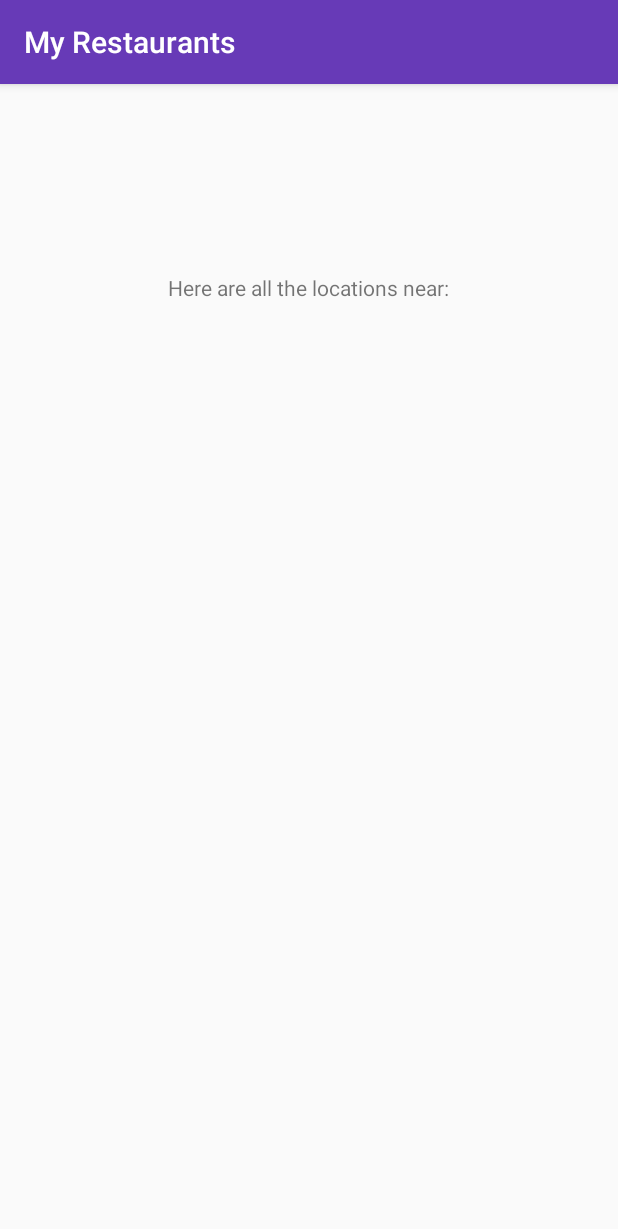
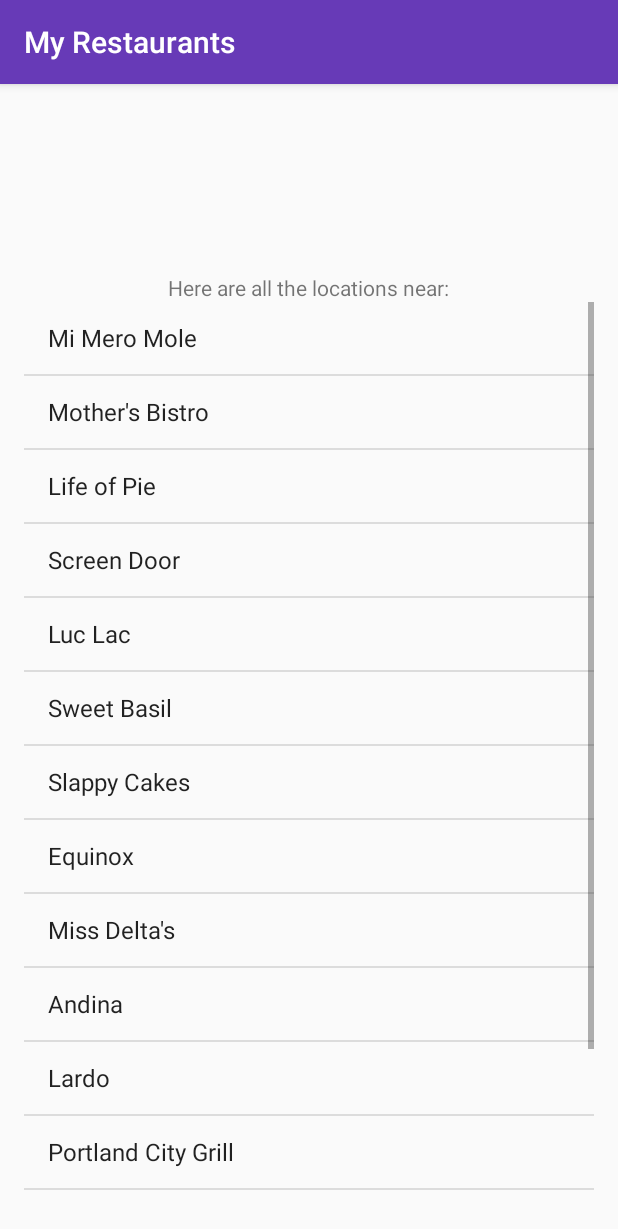
Before and after one commit to vrdlc/Android-MyRestaurants, an Android app: the screen it shows after launch (RestaurantActivity), after a tap on "FIND RESTAURAUNTS", on a phone screen of 412 x 824 dp. Shown: the top 1229 px of the screen. Run offline under Robolectric (Android 15) with nearby library versions, the phone set to English and light mode, and no system bars.

Commit message:
add list view with adapter

```diff
--- a/app/build.gradle
+++ b/app/build.gradle
@@ -26,6 +26,7 @@ repositories {
 }
 
 dependencies {
+    compile 'com.jakewharton:butterknife:7.0.1'
     compile fileTree(dir: 'libs', include: ['*.jar'])
     testCompile 'junit:junit:4.12'
     testCompile 'org.robolectric:robolectric:3.0'
--- a/app/src/main/java/com/epicodus/myrestaurants/RestaurantActivity.java
+++ b/app/src/main/java/com/epicodus/myrestaurants/RestaurantActivity.java
@@ -3,20 +3,44 @@ package com.epicodus.myrestaurants;
 import android.content.Intent;
 import android.support.v7.app.AppCompatActivity;
 import android.os.Bundle;
+import android.view.View;
+import android.widget.AdapterView;
+import android.widget.ArrayAdapter;
+import android.widget.ListView;
 import android.widget.TextView;
+import android.widget.Toast;
 
 public class RestaurantActivity extends AppCompatActivity {
+    private ListView mListView;
     private TextView mLocationTextView;
+    private String[] restaurants = new String[] {"Mi Mero Mole", "Mother's Bistro",
+            "Life of Pie", "Screen Door", "Luc Lac", "Sweet Basil",
+            "Slappy Cakes", "Equinox", "Miss Delta's", "Andina",
+            "Lardo", "Portland City Grill", "Fat Head's Brewery",
+            "Chipotle", "Subway"};
 
     @Override
     protected void onCreate(Bundle savedInstanceState) {
         super.onCreate(savedInstanceState);
         setContentView(R.layout.activity_restaurant);
 
+        mListView = (ListView) findViewById(R.id.listView);
+        ArrayAdapter adapter = new ArrayAdapter(this, android.R.layout.simple_list_item_1, restaurants);
+        mListView.setAdapter(adapter);
+
+        mListView.setOnItemClickListener(new AdapterView.OnItemClickListener() {
+            @Override
+            public void onItemClick(AdapterView<?> adapterView, View view, int i, long l) {
+                String restaurant = ((TextView)view).getText().toString();
+                Toast.makeText(RestaurantActivity.this, restaurant, Toast.LENGTH_LONG).show();
+            }
+        });
+
         mLocationTextView = (TextView) findViewById(R.id.locationTextView);
-
         Intent intent = getIntent();
         String location = intent.getStringExtra("location");
         mLocationTextView.setText("Here are all the locations near:" + location);
+
+
     }
 }
--- a/app/src/main/res/layout/activity_restaurant.xml
+++ b/app/src/main/res/layout/activity_restaurant.xml
@@ -17,4 +17,12 @@
         android:layout_alignParentTop="true"
         android:layout_centerHorizontal="true"
         android:layout_marginTop="110dp" />
+
+    <ListView
+        android:layout_width="match_parent"
+        android:layout_height="wrap_content"
+        android:id="@+id/listView"
+        android:layout_below="@+id/locationTextView"
+        android:layout_alignParentRight="true"
+        android:layout_alignParentEnd="true"/>
 </RelativeLayout>
```
